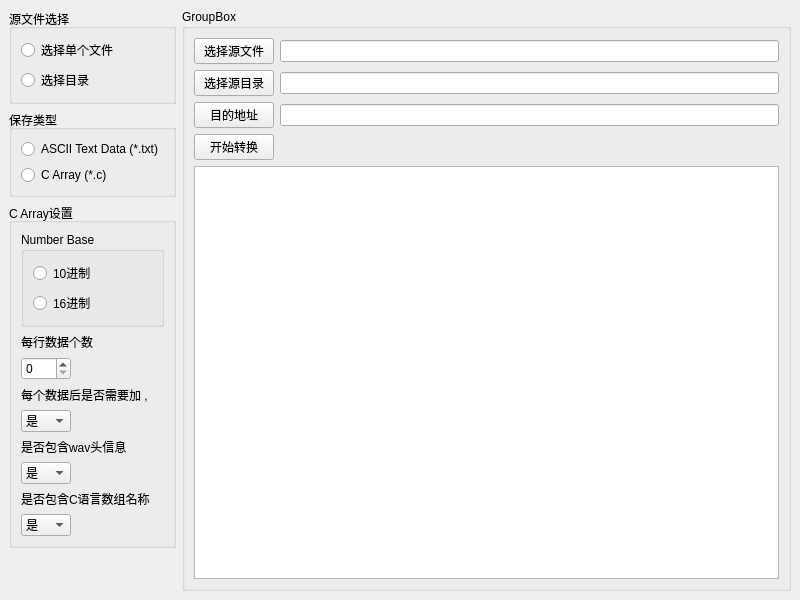
The window that wav_to_c_array.ui (sunguangxian/Tools_py) describes before a commit, drawn with Qt 5.
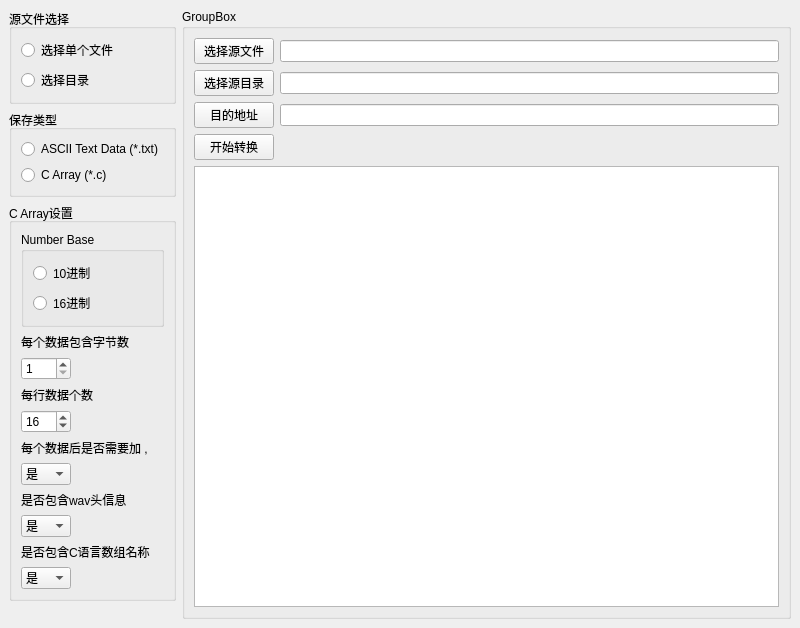
The same window after the commit.

Commit message: 增加每个数据占用字节数选择

The edit to the form file:
```diff
--- a/wav_to_c_array.ui
+++ b/wav_to_c_array.ui
@@ -167,6 +167,32 @@
          </layout>
         </widget>
        </item>
+       <item>
+        <widget class="QLabel" name="label_3">
+         <property name="text">
+          <string>每个数据包含字节数</string>
+         </property>
+        </widget>
+       </item>
+       <item>
+        <widget class="QSpinBox" name="spinBox_byte_number">
+         <property name="maximumSize">
+          <size>
+           <width>50</width>
+           <height>16777215</height>
+          </size>
+         </property>
+         <property name="minimum">
+          <number>1</number>
+         </property>
+         <property name="maximum">
+          <number>2</number>
+         </property>
+         <property name="value">
+          <number>1</number>
+         </property>
+        </widget>
+       </item>
        <item>
         <widget class="QLabel" name="label">
          <property name="text">
@@ -182,6 +208,15 @@
            <height>16777215</height>
           </size>
          </property>
+         <property name="minimum">
+          <number>1</number>
+         </property>
+         <property name="maximum">
+          <number>128</number>
+         </property>
+         <property name="value">
+          <number>16</number>
+         </property>
         </widget>
        </item>
        <item>
```
The commit also changes 2 other files.
